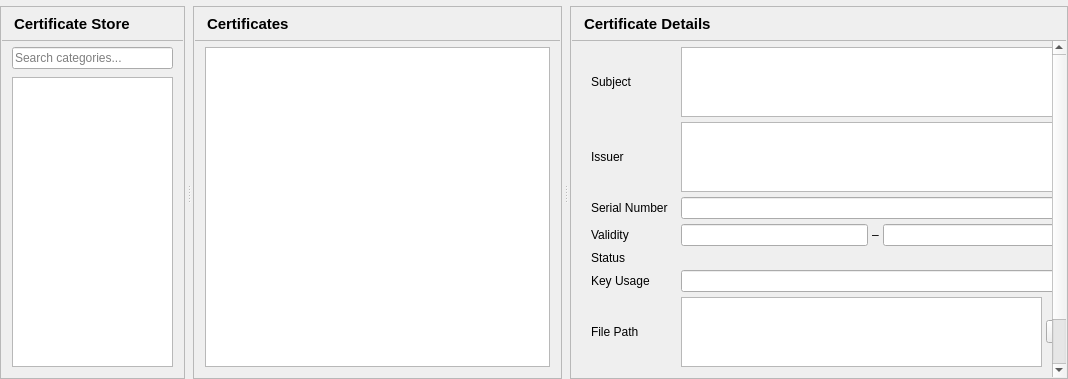
Old version of the form src/ui/pages/certificatespage.ui in the repository sanny32/OpenUaSim.
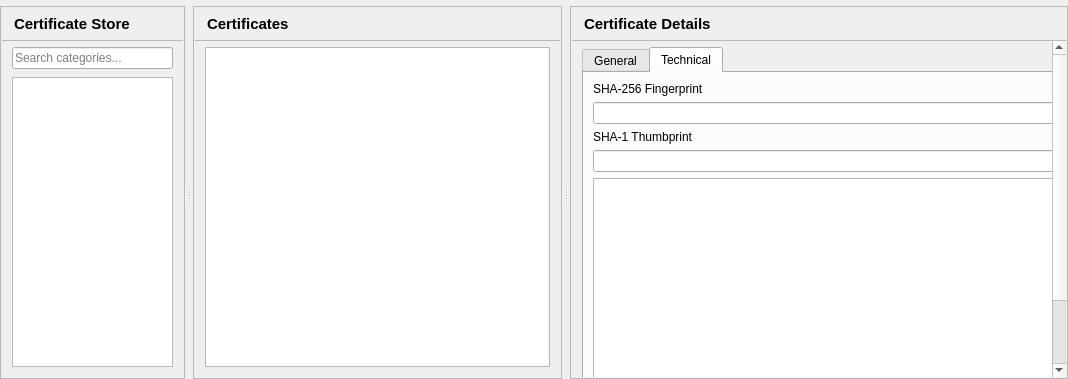
New version of the form. The open tabs and pages were chosen to show the change. Custom widgets are drawn as their Qt base class.

Commit message: Expand certificate details and randomize generated serial numbers

What changed in the file:
```diff
--- a/src/ui/pages/certificatespage.ui
+++ b/src/ui/pages/certificatespage.ui
@@ -423,6 +423,17 @@
            </property>
            <item>
             <widget class="QWidget" name="detailsHost">
+             <layout class="QVBoxLayout" name="detailsLayout">
+              <property name="leftMargin"><number>0</number></property>
+              <property name="topMargin"><number>0</number></property>
+              <property name="rightMargin"><number>0</number></property>
+              <property name="bottomMargin"><number>0</number></property>
+              <item>
+               <widget class="QTabWidget" name="detailsTabs">
+                <widget class="QWidget" name="generalTab">
+                 <attribute name="title">
+                  <string>General</string>
+                 </attribute>
              <layout class="QGridLayout" name="detailsForm" columnstretch="0,1">
               <property name="topMargin">
                <number>0</number>
@@ -604,6 +615,44 @@
                  </widget>
                 </item>
                </layout>
+              </item>
+             </layout>
+                </widget>
+                <widget class="QWidget" name="technicalTab">
+                 <attribute name="title">
+                  <string>Technical</string>
+                 </attribute>
+                 <layout class="QVBoxLayout" name="technicalLayout">
+                  <item>
+                   <widget class="QLabel" name="sha256Label">
+                    <property name="text"><string>SHA-256 Fingerprint</string></property>
+                   </widget>
+                  </item>
+                  <item>
+                   <widget class="QLineEdit" name="sha256Edit">
+                    <property name="readOnly"><bool>true</bool></property>
+                   </widget>
+                  </item>
+                  <item>
+                   <widget class="QLabel" name="sha1Label">
+                    <property name="text"><string>SHA-1 Thumbprint</string></property>
+                   </widget>
+                  </item>
+                  <item>
+                   <widget class="QLineEdit" name="sha1Edit">
+                    <property name="readOnly"><bool>true</bool></property>
+                   </widget>
+                  </item>
+                  <item>
+                   <widget class="QPlainTextEdit" name="certificateTextEdit">
+                    <property name="readOnly"><bool>true</bool></property>
+                    <property name="tabChangesFocus"><bool>true</bool></property>
+                    <property name="minimumSize"><size><width>0</width><height>160</height></size></property>
+                   </widget>
+                  </item>
+                 </layout>
+                </widget>
+               </widget>
               </item>
              </layout>
             </widget>
```
The commit also changes 7 other files.
